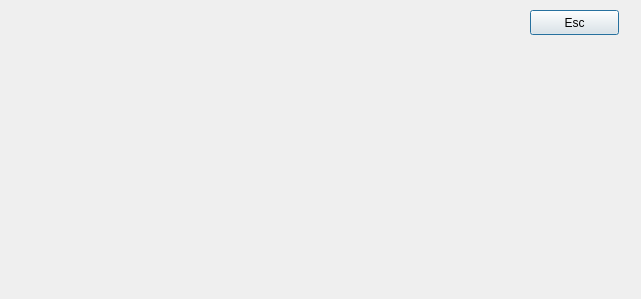
Old version of the form src/Caldialog.ui in the repository thinkexist1989/rocos-viz.
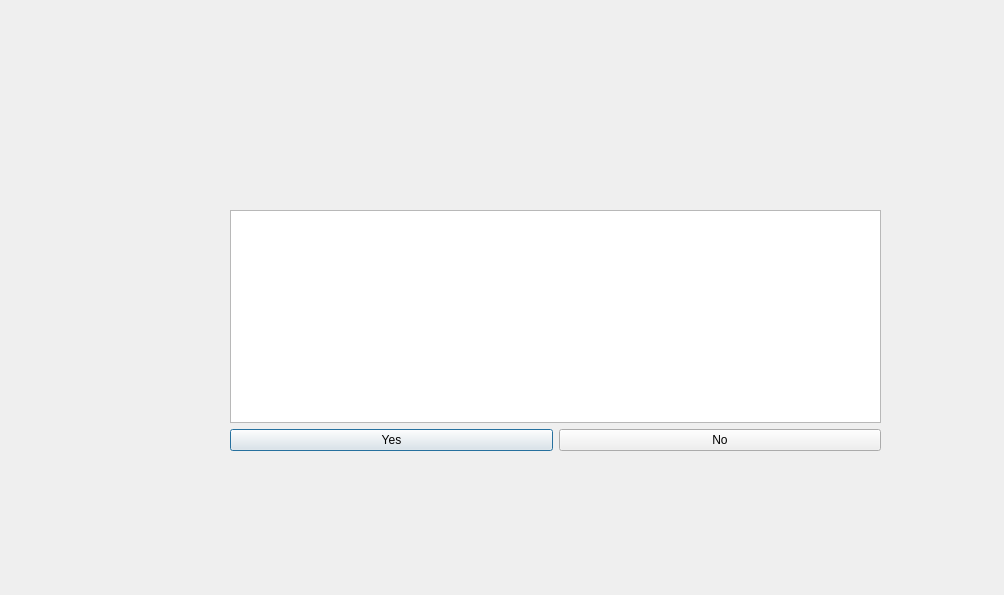
New version of the form.

The edit to the form file:
```diff
--- a/src/Caldialog.ui
+++ b/src/Caldialog.ui
@@ -6,25 +6,45 @@
    <rect>
     <x>0</x>
     <y>0</y>
-    <width>641</width>
-    <height>299</height>
+    <width>1004</width>
+    <height>595</height>
    </rect>
   </property>
   <property name="windowTitle">
    <string>Dialog</string>
   </property>
-  <widget class="QPushButton" name="pushButton">
+  <widget class="QWidget" name="verticalLayoutWidget">
    <property name="geometry">
     <rect>
-     <x>530</x>
-     <y>10</y>
-     <width>89</width>
-     <height>25</height>
+     <x>230</x>
+     <y>210</y>
+     <width>651</width>
+     <height>241</height>
     </rect>
    </property>
-   <property name="text">
-    <string>Esc</string>
-   </property>
+   <layout class="QVBoxLayout" name="verticalLayout">
+    <item>
+     <widget class="QTextEdit" name="textEdit"/>
+    </item>
+    <item>
+     <layout class="QHBoxLayout" name="horizontalLayout_2">
+      <item>
+       <widget class="QPushButton" name="acceptButton">
+        <property name="text">
+         <string>Yes</string>
+        </property>
+       </widget>
+      </item>
+      <item>
+       <widget class="QPushButton" name="exitButton">
+        <property name="text">
+         <string>No</string>
+        </property>
+       </widget>
+      </item>
+     </layout>
+    </item>
+   </layout>
   </widget>
  </widget>
  <resources/>
```
